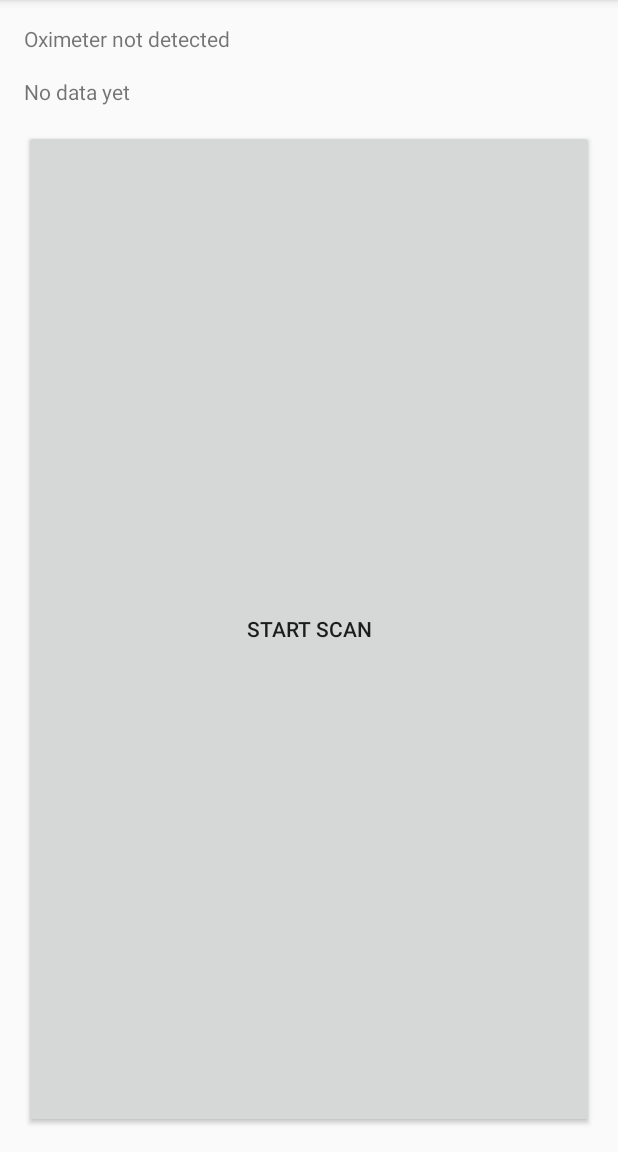
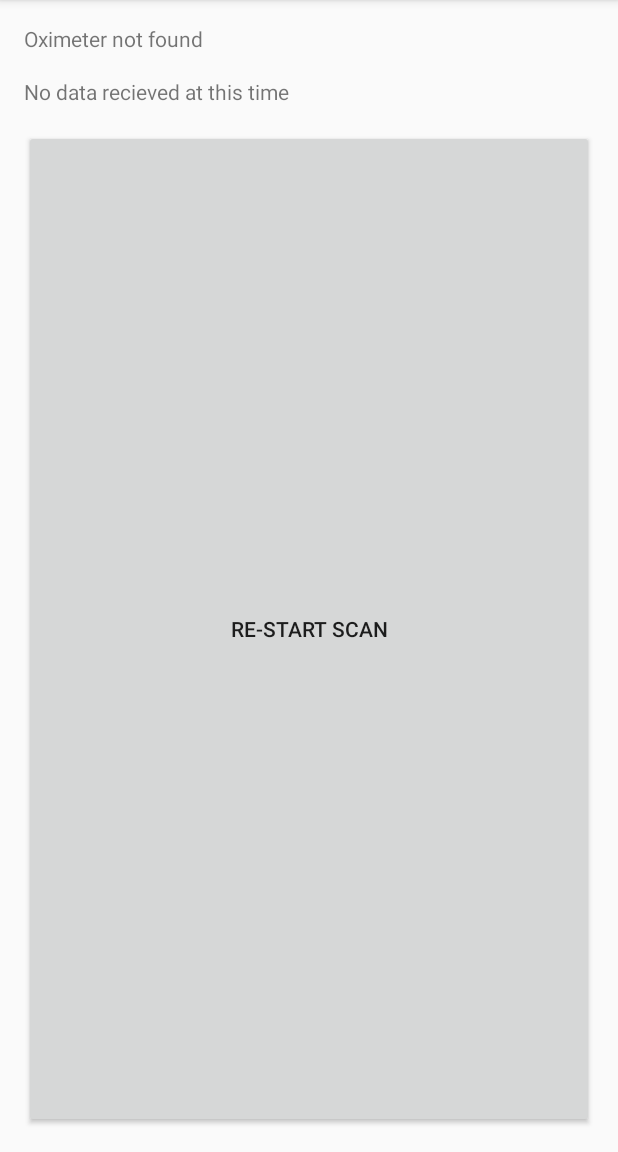
Before and after one commit to calebmgshort/Nonin3230Oximeter, an Android app: the MainActivity screen opened directly, with no data from a screen before it, on a phone screen of 412 x 824 dp, the part 84-1236 px from its top. Run offline under Robolectric (Android 15) with nearby library versions, the phone set to English and light mode, and no system bars; 1 statement that could not run was skipped.

Commit message:
Managed to get the desired oximeter characteristic.

```diff
--- a/app/src/main/java/com/example/android/nonin3230oximeter/MainActivity.java
+++ b/app/src/main/java/com/example/android/nonin3230oximeter/MainActivity.java
@@ -67,11 +67,7 @@ public class MainActivity extends AppCompatActivity implements View.OnClickListe
         mBTStateUpdateReceiver = new BroadcastReceiver_BTState(getApplicationContext());
         mBTLeScanner = new Scanner_BTLE(this, 7500, -75);
 
-        oximeter = (BTLE_Device) null;
-
-        oximeterGatt = (GATT_BTLE) null;
-
-        oximeterData = (byte[]) null;
+        resetParameters();
 
         //mBTDevicesHashMap = new HashMap<>();
         //mBTDevicesArrayList = new ArrayList<>();
@@ -88,6 +84,8 @@ public class MainActivity extends AppCompatActivity implements View.OnClickListe
 
         oxi_disp = (TextView) findViewById(R.id.oxi_name);
         data_disp = (TextView) findViewById(R.id.oxi_data);
+
+        startScan();
     }
 
     @Override
@@ -201,7 +199,7 @@ public class MainActivity extends AppCompatActivity implements View.OnClickListe
 
             oxi_disp.setText(oximeter.getName());
 
-            Utils.toast(getApplicationContext(), "A device was added successfully");
+            //Utils.toast(getApplicationContext(), "A device was added successfully");
 
             startGatt();
         }
@@ -215,19 +213,23 @@ public class MainActivity extends AppCompatActivity implements View.OnClickListe
 
     public void startScan() {
         btn_Scan.setText("Scanning...");
+        oxi_disp.setText("Oximeter not found");
 
         //mBTDevicesArrayList.clear();
         //mBTDevicesHashMap.clear();
 
         //adapter.notifyDataSetChanged();
-        oximeter = null;
+        //oximeter.device.
+        stopScan();
+        stopGatt();
+        resetParameters();
         //oxi_disp.setText("");
 
         mBTLeScanner.start();
     }
 
     public void stopScan() {
-        btn_Scan.setText("Scan Again");
+        btn_Scan.setText("Re-start Scan");
         if(oximeter == null)
             oxi_disp.setText("Oximeter not found");
         mBTLeScanner.stop();
@@ -239,18 +241,26 @@ public class MainActivity extends AppCompatActivity implements View.OnClickListe
     }
 
     private void stopGatt(){
-        if(oximeterGatt != null)
+        if(oximeterGatt != null) {
             oximeterGatt.stop();
+        }
         clearData();
     }
 
     public void updateData(byte[] data){
         this.oximeterData = data;
         data_disp.setText(data.toString());
+        //Utils.toast(getApplicationContext(), "The updateData function was called");
     }
 
     public void clearData(){
         this.oximeterData = null;
         data_disp.setText("No data recieved at this time");
     }
+
+    public void resetParameters(){
+        oximeter = null;
+        oximeterGatt = null;
+        oximeterData = null;
+    }
 }
--- a/app/src/main/java/com/example/android/nonin3230oximeter/Scanner_BTLE.java
+++ b/app/src/main/java/com/example/android/nonin3230oximeter/Scanner_BTLE.java
@@ -84,7 +84,7 @@ public class Scanner_BTLE {
                     final int new_rssi = rssi;
                     String deviceName = device.getName();
                     //Utils.toast(ma.getApplicationContext(), deviceName);
-                    if(rssi > signalStrength && deviceName.contains("Nonin3230")){
+                    if(rssi > signalStrength && deviceName != null && deviceName.contains("Nonin3230")){
                     //if(rssi > signalStrength){
                         mHandler.post(new Runnable(){
                             @Override
--- a/app/src/main/res/layout/activity_main.xml
+++ b/app/src/main/res/layout/activity_main.xml
@@ -39,7 +39,7 @@
         android:layout_width="match_parent"
         android:layout_height="wrap_content"
         android:layout_weight="1"
-        android:text="Start Scan"
+        android:text="Re-start Scan"
         android:id="@+id/btn_scan"/>
 
 </LinearLayout>
```
Also changed, not shown: app/src/main/java/com/example/android/nonin3230oximeter/GATT_BTLE.java (+52 -22 lines).
